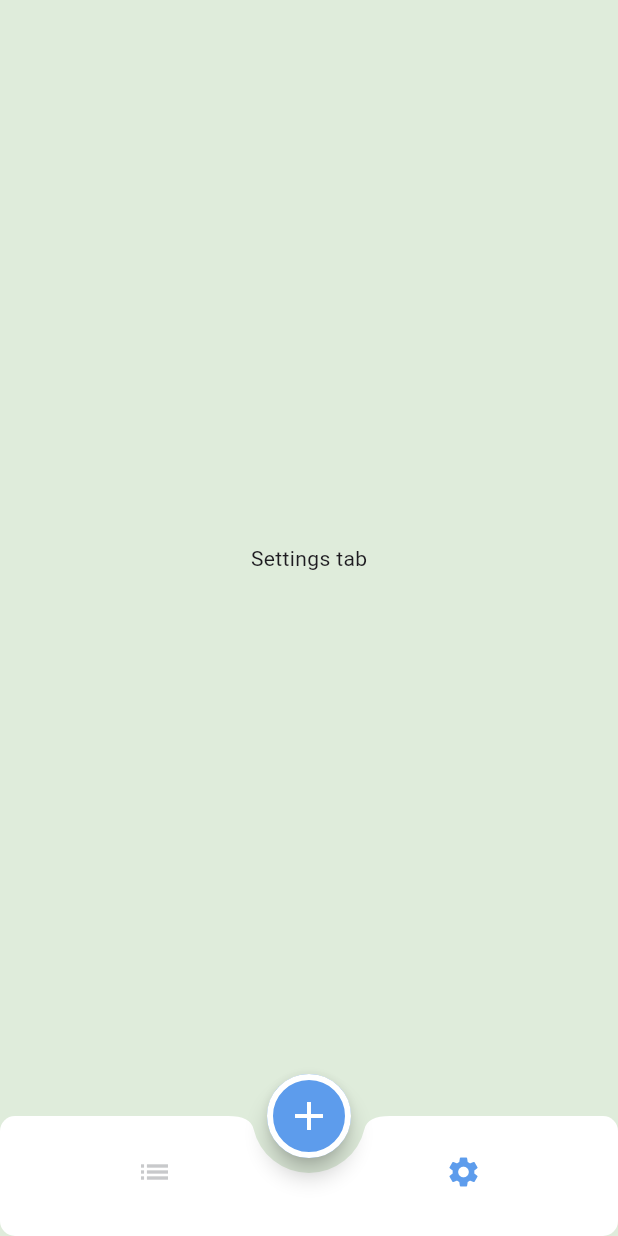
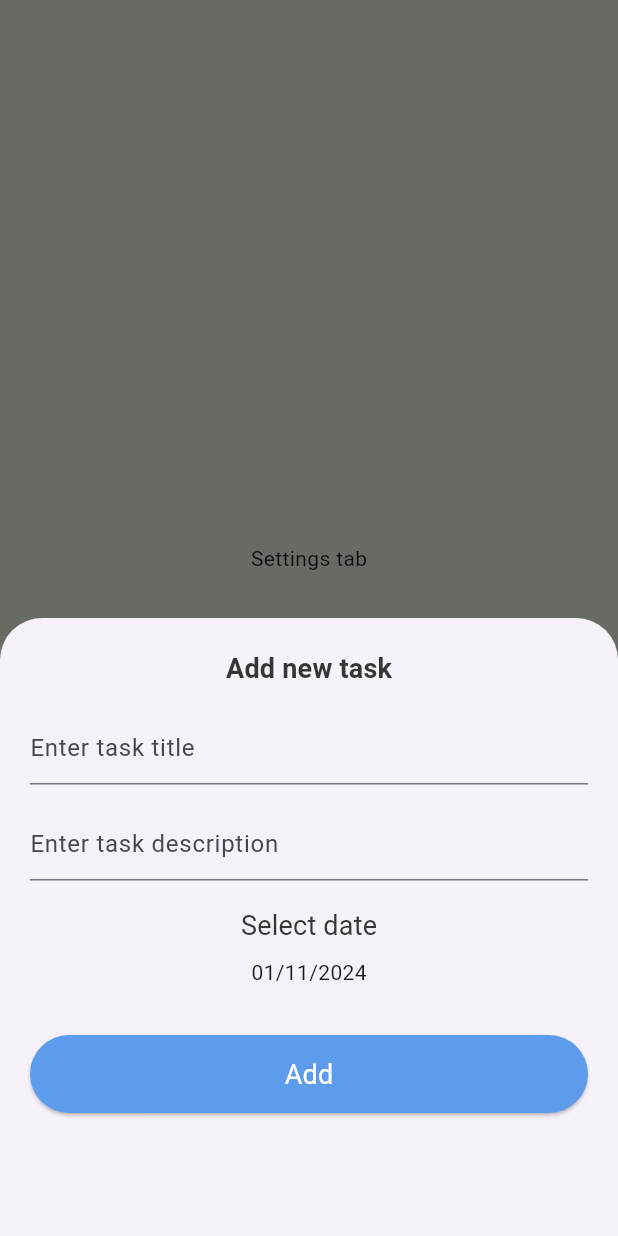
Before and after one commit to MostafaGaber135/todo_app, a Flutter app: the screen it shows after launch, item 2 of the bottom bar chosen, after a tap on the "add" icon, on a phone screen of 412 x 824 dp. Run offline on Flutter 3.47's test engine with Material 3 defaults, Android fonts, the phone set to English and light mode, and no system bars; our stand-ins replace easy_date_timeline, font_awesome_flutter.

Commit message:
Finish add task bottom sheet

```diff
--- a/lib/app_theme.dart
+++ b/lib/app_theme.dart
@@ -42,6 +42,11 @@ class AppTheme {
         color: black,
       ),
     ),
+    elevatedButtonTheme: ElevatedButtonThemeData(
+      style: ElevatedButton.styleFrom(
+        backgroundColor: primary,
+      ),
+    ),
   );
   static ThemeData darkTheme = ThemeData();
 }
--- a/lib/screens/home_screen.dart
+++ b/lib/screens/home_screen.dart
@@ -1,5 +1,6 @@
 import 'package:flutter/material.dart';
 import 'package:todo_app/app_theme.dart';
+import 'package:todo_app/tabs/add_task_bottom_sheet.dart';
 import 'package:todo_app/tabs/settings/settings_tab.dart';
 import 'package:todo_app/tabs/tasks/tasks_tab.dart';
 
@@ -58,7 +59,11 @@ class _HomeScreenState extends State<HomeScreen> {
         ),
       ),
       floatingActionButton: FloatingActionButton(
-        onPressed: () {},
+        onPressed: () => showModalBottomSheet(
+          context: context,
+          builder: (_) => const AddTaskBottomSheet(),
+          isScrollControlled: false,
+        ),
         child: const Icon(
           Icons.add,
           size: 32,
--- /dev/null
+++ b/lib/tabs/add_task_bottom_sheet.dart
@@ -0,0 +1,117 @@
+import 'package:flutter/material.dart';
+import 'package:intl/intl.dart';
+import 'package:todo_app/widgets/custom_elevated_button.dart';
+import 'package:todo_app/widgets/custom_text_form_field.dart';
+
+class AddTaskBottomSheet extends StatefulWidget {
+  const AddTaskBottomSheet({super.key});
+
+  @override
+  State<AddTaskBottomSheet> createState() => _AddTaskBottomSheetState();
+}
+
+class _AddTaskBottomSheetState extends State<AddTaskBottomSheet> {
+  TextEditingController titleController = TextEditingController();
+  TextEditingController descriptionController = TextEditingController();
+  DateTime selectedDate = DateTime.now();
+  DateFormat dateFormat = DateFormat(
+    'dd/MM/yyyy',
+  );
+  final formKey = GlobalKey<FormState>();
+  @override
+  Widget build(BuildContext context) {
+    TextStyle? titleMediumStyle = Theme.of(context).textTheme.titleMedium;
+    return Container(
+      height: MediaQuery.sizeOf(context).height * 0.5,
+      padding: const EdgeInsets.all(
+        20,
+      ),
+      child: Form(
+        key: formKey,
+        child: Column(
+          children: [
+            Text(
+              'Add new task',
+              style: titleMediumStyle,
+            ),
+            const SizedBox(
+              height: 16,
+            ),
+            CustomTextFormField(
+              controller: titleController,
+              hintText: 'Enter task title',
+              validator: (value) {
+                if (value == null || value.trim().isEmpty) {
+                  return 'Please enter task title';
+                }
+                return null;
+              },
+            ),
+            const SizedBox(
+              height: 16,
+            ),
+            CustomTextFormField(
+              controller: descriptionController,
+              hintText: 'Enter task description',
+              validator: (value) {
+                if (value == null || value.trim().isEmpty) {
+                  return 'Please enter task description';
+                }
+                return null;
+              },
+            ),
+            const SizedBox(
+              height: 16,
+            ),
+            Text(
+              'Select date',
+              style: titleMediumStyle?.copyWith(
+                fontWeight: FontWeight.w400,
+              ),
+            ),
+            const SizedBox(
+              height: 8,
+            ),
+            InkWell(
+              onTap: () async {
+                DateTime? dateTime = await showDatePicker(
+                  context: context,
+                  firstDate: DateTime.now(),
+                  lastDate: DateTime.now().add(
+                    const Duration(
+                      days: 365,
+                    ),
+                  ),
+                  initialDate: selectedDate,
+                  initialEntryMode: DatePickerEntryMode.calendarOnly,
+                );
+                if (dateTime != null && dateTime == selectedDate) {
+                  selectedDate = dateTime;
+                }
+                setState(() {});
+              },
+              child: Text(
+                dateFormat.format(
+                  selectedDate,
+                ),
+              ),
+            ),
+            const SizedBox(
+              height: 32,
+            ),
+            CustomElevatedButton(
+              label: 'Add',
+              onPressed: () {
+                if (formKey.currentState!.validate()) {
+                  addTask();
+                }
+              },
+            ),
+          ],
+        ),
+      ),
+    );
+  }
+
+  void addTask() {}
+}
--- /dev/null
+++ b/lib/widgets/custom_elevated_button.dart
@@ -0,0 +1,31 @@
+import 'package:flutter/material.dart';
+import 'package:todo_app/app_theme.dart';
+
+class CustomElevatedButton extends StatelessWidget {
+  const CustomElevatedButton({
+    super.key,
+    required this.label,
+    required this.onPressed,
+  });
+  final String label;
+  final VoidCallback onPressed;
+  @override
+  Widget build(BuildContext context) {
+    return ElevatedButton(
+      onPressed: onPressed,
+      style: ElevatedButton.styleFrom(
+        fixedSize: Size(
+          MediaQuery.sizeOf(context).width,
+          52,
+        ),
+      ),
+      child: Text(
+        label,
+        style: Theme.of(context).textTheme.titleMedium?.copyWith(
+              fontWeight: FontWeight.w400,
+              color: AppTheme.white,
+            ),
+      ),
+    );
+  }
+}
--- /dev/null
+++ b/lib/widgets/custom_text_form_field.dart
@@ -0,0 +1,25 @@
+import 'package:flutter/material.dart';
+
+class CustomTextFormField extends StatelessWidget {
+  const CustomTextFormField({
+    super.key,
+    required this.controller,
+    required this.hintText,
+    this.validator,
+  });
+
+  final TextEditingController controller;
+  final String hintText;
+  final String? Function(String?)? validator;
+
+  @override
+  Widget build(BuildContext context) {
+    return TextFormField(
+      controller: controller,
+      decoration: InputDecoration(
+        hintText: hintText,
+      ),
+      validator: validator,
+    );
+  }
+}
--- a/pubspec.yaml
+++ b/pubspec.yaml
@@ -33,6 +33,7 @@ dependencies:
   flutter:
     sdk: flutter
   font_awesome_flutter: ^10.7.0
+  intl: ^0.19.0
 
 dev_dependencies:
   flutter_lints: ^4.0.0
```
Also changed, not shown: pubspec.lock.
